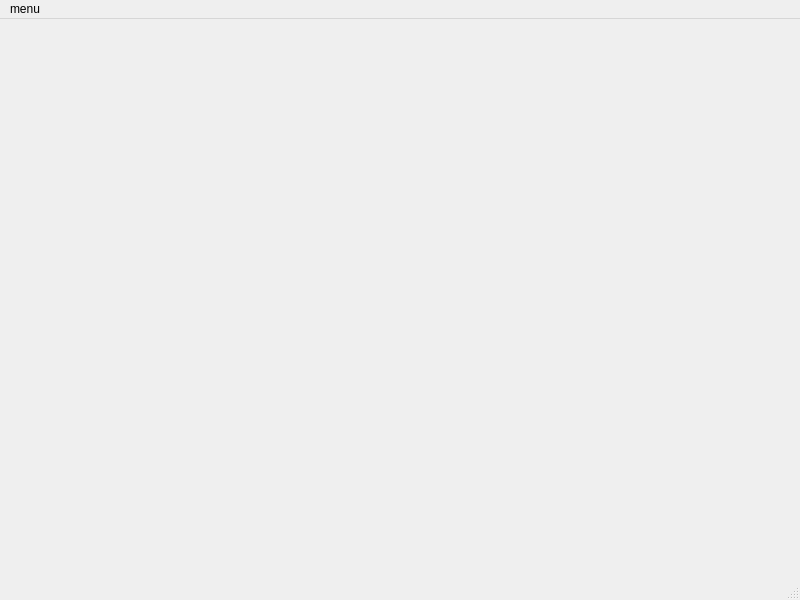
The window that mainwindow.ui (Joscart/Juego-OCA) describes before a commit, drawn with Qt 5.
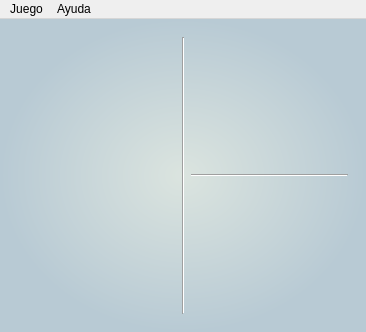
The same window after the commit. The open tabs and pages were chosen to show the change. Icons and pictures are not drawn.

Patch:
```diff
--- a/mainwindow.ui
+++ b/mainwindow.ui
@@ -2,37 +2,242 @@
 <ui version="4.0">
  <class>MainWindow</class>
  <widget class="QMainWindow" name="MainWindow">
+  <property name="enabled">
+   <bool>true</bool>
+  </property>
   <property name="geometry">
    <rect>
     <x>0</x>
     <y>0</y>
-    <width>800</width>
-    <height>600</height>
+    <width>366</width>
+    <height>332</height>
    </rect>
   </property>
+  <property name="sizePolicy">
+   <sizepolicy hsizetype="Minimum" vsizetype="Minimum">
+    <horstretch>0</horstretch>
+    <verstretch>0</verstretch>
+   </sizepolicy>
+  </property>
+  <property name="minimumSize">
+   <size>
+    <width>0</width>
+    <height>0</height>
+   </size>
+  </property>
+  <property name="maximumSize">
+   <size>
+    <width>16777215</width>
+    <height>16777215</height>
+   </size>
+  </property>
   <property name="windowTitle">
    <string>MainWindow</string>
   </property>
-  <widget class="QWidget" name="centralwidget"/>
+  <property name="windowIcon">
+   <iconset resource="Recursos.qrc">
+    <normaloff>:/Recursos/Imagenes/Ficha1.png</normaloff>:/Recursos/Imagenes/Ficha1.png</iconset>
+  </property>
+  <property name="styleSheet">
+   <string notr="true"/>
+  </property>
+  <widget class="QWidget" name="centralwidget">
+   <property name="minimumSize">
+    <size>
+     <width>0</width>
+     <height>0</height>
+    </size>
+   </property>
+   <property name="maximumSize">
+    <size>
+     <width>16777215</width>
+     <height>16777215</height>
+    </size>
+   </property>
+   <property name="styleSheet">
+    <string notr="true">QWidget#centralwidget  {
+	background-color: qradialgradient(spread:pad, cx:0.5, cy:0.5, radius:0.5, fx:0.5, fy:0.5, stop:0 rgb(219,228,223), stop:1 rgb(184,202,212));
+}</string>
+   </property>
+   <layout class="QVBoxLayout" name="verticalLayout_3">
+    <item>
+     <widget class="QStackedWidget" name="stackedWidget">
+      <property name="currentIndex">
+       <number>1</number>
+      </property>
+      <widget class="QWidget" name="Inicio">
+       <layout class="QVBoxLayout" name="verticalLayout_4">
+        <item>
+         <widget class="QLabel" name="lblEasterEgg">
+          <property name="text">
+           <string/>
+          </property>
+         </widget>
+        </item>
+        <item>
+         <spacer name="verticalSpacer">
+          <property name="orientation">
+           <enum>Qt::Vertical</enum>
+          </property>
+          <property name="sizeHint" stdset="0">
+           <size>
+            <width>20</width>
+            <height>167</height>
+           </size>
+          </property>
+         </spacer>
+        </item>
+        <item>
+         <layout class="QHBoxLayout" name="horizontalLayout_2">
+          <item>
+           <widget class="QPushButton" name="btnEasterEgg">
+            <property name="sizePolicy">
+             <sizepolicy hsizetype="Minimum" vsizetype="Minimum">
+              <horstretch>0</horstretch>
+              <verstretch>0</verstretch>
+             </sizepolicy>
+            </property>
+            <property name="text">
+             <string/>
+            </property>
+            <property name="flat">
+             <bool>true</bool>
+            </property>
+           </widget>
+          </item>
+          <item>
+           <spacer name="horizontalSpacer">
+            <property name="orientation">
+             <enum>Qt::Horizontal</enum>
+            </property>
+            <property name="sizeHint" stdset="0">
+             <size>
+              <width>40</width>
+              <height>20</height>
+             </size>
+            </property>
+           </spacer>
+          </item>
+         </layout>
+        </item>
+       </layout>
+      </widget>
+      <widget class="QWidget" name="NuevoJuego"/>
+      <widget class="QWidget" name="JuegoOca">
+       <property name="minimumSize">
+        <size>
+         <width>0</width>
+         <height>0</height>
+        </size>
+       </property>
+       <layout class="QVBoxLayout" name="verticalLayout_2">
+        <item>
+         <layout class="QHBoxLayout" name="horizontalLayout">
+          <item>
+           <widget class="QWidget" name="Tablero" native="true">
+            <property name="sizePolicy">
+             <sizepolicy hsizetype="Minimum" vsizetype="Minimum">
+              <horstretch>0</horstretch>
+              <verstretch>0</verstretch>
+             </sizepolicy>
+            </property>
+            <property name="minimumSize">
+             <size>
+              <width>0</width>
+              <height>0</height>
+             </size>
+            </property>
+            <property name="autoFillBackground">
+             <bool>false</bool>
+            </property>
+            <property name="styleSheet">
+             <string notr="true"/>
+            </property>
+           </widget>
+          </item>
+          <item>
+           <widget class="Line" name="line">
+            <property name="orientation">
+             <enum>Qt::Vertical</enum>
+            </property>
+           </widget>
+          </item>
+          <item>
+           <layout class="QVBoxLayout" name="verticalLayout">
+            <item>
+             <widget class="QWidget" name="Pregunta" native="true">
+              <property name="minimumSize">
+               <size>
+                <width>0</width>
+                <height>0</height>
+               </size>
+              </property>
+             </widget>
+            </item>
+            <item>
+             <widget class="Line" name="line_2">
+              <property name="orientation">
+               <enum>Qt::Horizontal</enum>
+              </property>
+             </widget>
+            </item>
+            <item>
+             <widget class="QWidget" name="Dado" native="true">
+              <property name="minimumSize">
+               <size>
+                <width>0</width>
+                <height>0</height>
+               </size>
+              </property>
+              <property name="autoFillBackground">
+               <bool>false</bool>
+              </property>
+              <property name="styleSheet">
+               <string notr="true">QPushButton#btnDado {
+	image: url(:/Recursos/Imagenes/Dice1.png);
+	alternate-background-color: rgba(0, 0, 0, 0);
+	background-color: rgba(0, 0, 0, 0);
+	selection-background-color: rgba(0, 0, 0, 0);
+}</string>
+              </property>
+             </widget>
+            </item>
+           </layout>
+          </item>
+         </layout>
+        </item>
+       </layout>
+      </widget>
+     </widget>
+    </item>
+   </layout>
+  </widget>
   <widget class="QMenuBar" name="menubar">
    <property name="geometry">
     <rect>
      <x>0</x>
      <y>0</y>
-     <width>800</width>
+     <width>366</width>
      <height>22</height>
     </rect>
    </property>
-   <widget class="QMenu" name="menumenu">
+   <widget class="QMenu" name="menuJuego">
     <property name="title">
-     <string>menu</string>
+     <string>Juego</string>
     </property>
     <addaction name="actiontemario"/>
    </widget>
-   <addaction name="menumenu"/>
+   <widget class="QMenu" name="menuAyuda">
+    <property name="title">
+     <string>Ayuda</string>
+    </property>
+    <addaction name="actionInstrucciones"/>
+    <addaction name="actionAcerca_de"/>
+   </widget>
+   <addaction name="menuJuego"/>
+   <addaction name="menuAyuda"/>
   </widget>
-  <widget class="QStatusBar" name="statusbar"/>
-  <action name="actiontemario">
+  <action name="actionNuevo_Juego">
    <property name="text">
     <string>temario</string>
    </property>
```
Left out of the diff: 32 changed lines with no effect on the pictures.
